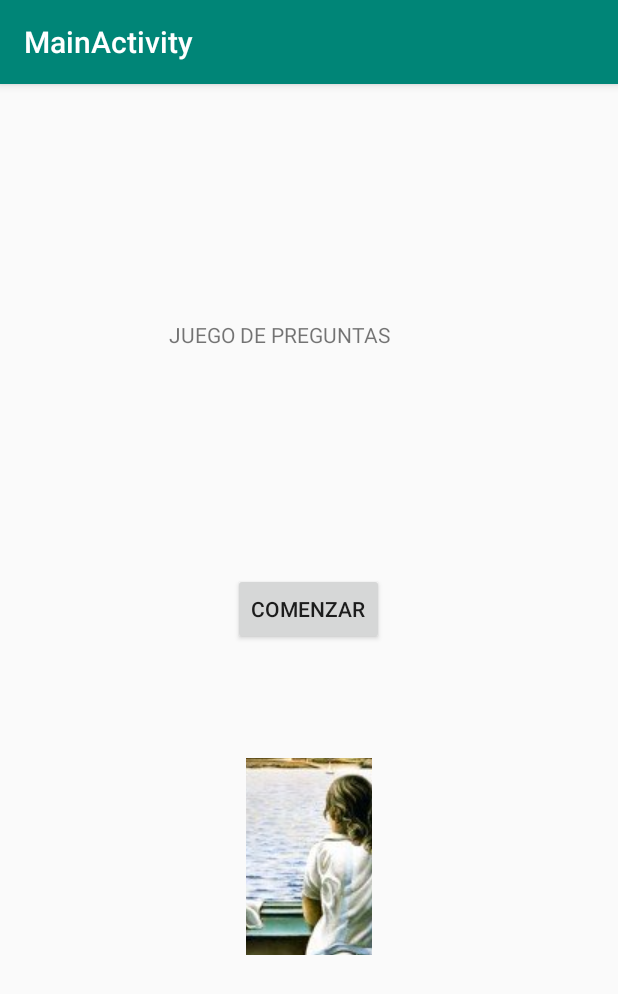
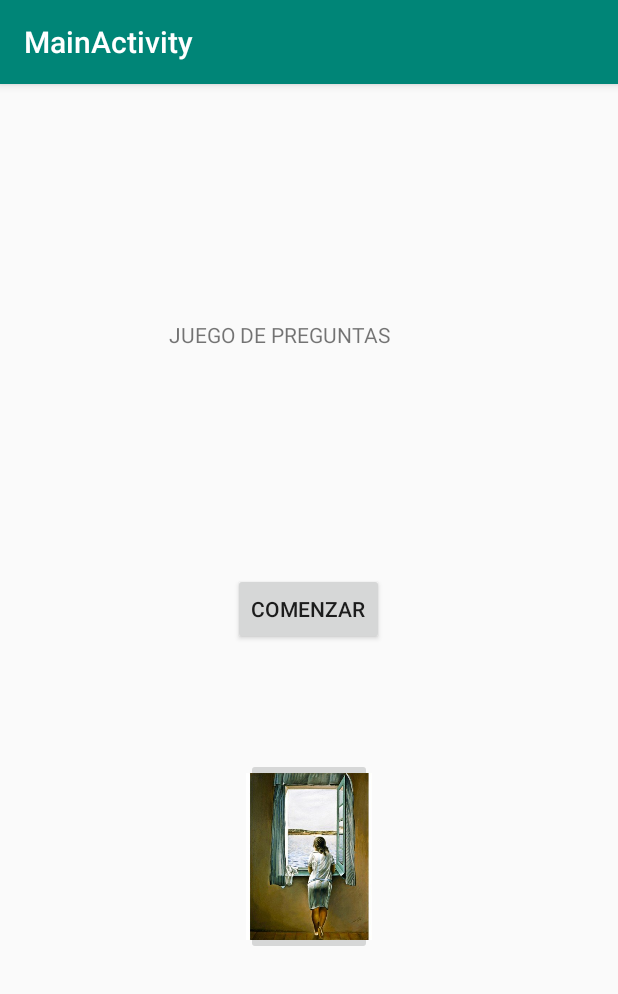
Before and after one commit to HectorM15/Moviles, an Android app: the screen it shows after launch (MainActivity), on a phone screen of 412 x 824 dp. Shown: the top 994 px of the screen. Run offline under Robolectric (Android 15) with nearby library versions, the phone set to English and light mode, and no system bars.

Commit message:
Ajuste imagen

```diff
--- a/Practica1Moviles/app/src/main/res/layout/content_main.xml
+++ b/Practica1Moviles/app/src/main/res/layout/content_main.xml
@@ -46,6 +46,8 @@
         android:layout_marginTop="64dp"
         android:layout_marginEnd="164dp"
         android:layout_marginBottom="176dp"
+        android:adjustViewBounds="true"
+        android:scaleType="centerCrop" android:layout_centerInParent="true"
         app:layout_constraintBottom_toBottomOf="parent"
         app:layout_constraintEnd_toEndOf="parent"
         app:layout_constraintStart_toStartOf="parent"
```
